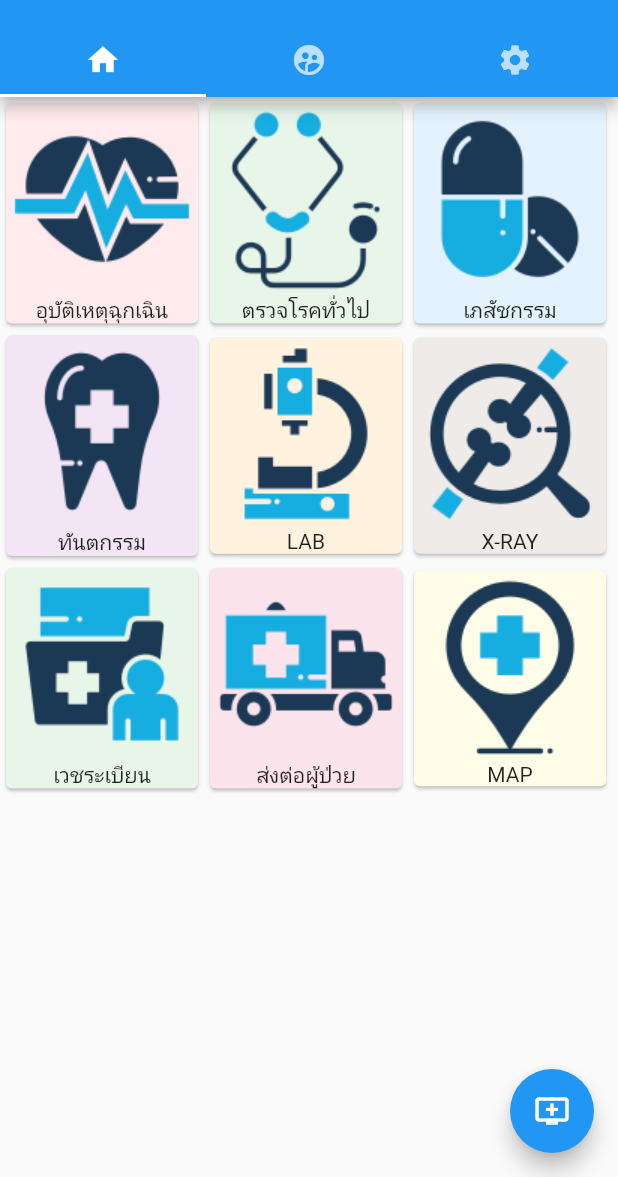
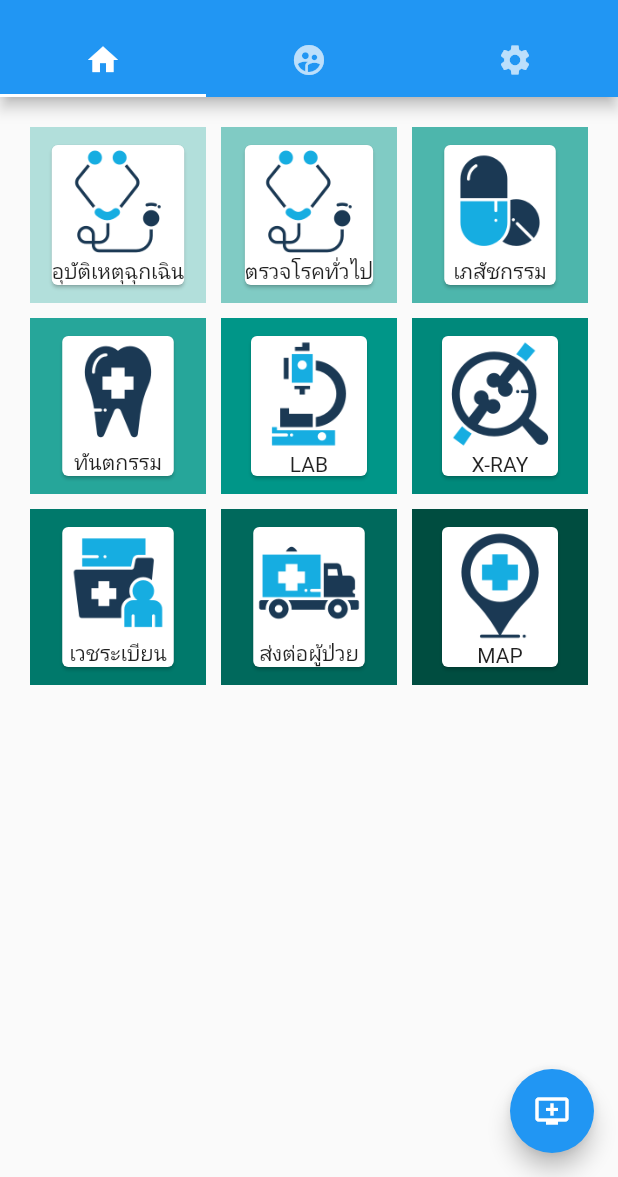
Before and after one commit to kthosp/kthos_app, a Flutter app: the screen it shows after launch, on a phone screen of 412 x 824 dp, the part 59-1236 px from its top. Run offline on Flutter 3.47's test engine with Material 2 defaults, Android fonts, the phone set to English and light mode, and no system bars.

Commit message:
Ad Gridveiw

```diff
--- a/lib/src/kt-main.dart
+++ b/lib/src/kt-main.dart
@@ -33,67 +33,153 @@ class KtApp extends StatelessWidget {
     'MAP'];
 
     var myCard1 = new Card( // create Card
-      color: Colors.red[50], // Colors.blue[50] is shade color
+      //color: Colors.red[50], // Colors.blue[50] is shade color
       child: Column(
-        children: <Widget>[Image.asset(imageStrings[0], width: 128.0, height: 128.0),Text(nameStrings[0])],
+        //crossAxisAlignment: CrossAxisAlignment.start,
+        //mainAxisSize: MainAxisSize.min,
+        children: <Widget>[
+                          Expanded(
+                                    child: FittedBox(
+                                        fit: BoxFit.contain,
+                                        child:   Image(image: AssetImage(imageStrings[1])), //รูปปุ่ม
+                                    ),
+                            ),
+                            /*Image.asset(imageStrings[0], width: 128.0, height: 128.0),*/
+                          Text(nameStrings[0]) //ข้อความปุ่ม
+                  ],
       ),
     );
 
     var myCard2 = new Card( // create Card
-      color: Colors.green[50], // Colors.blue[50] is shade color
+      //color: Colors.red[50], // Colors.blue[50] is shade color
       child: Column(
-        children: <Widget>[Image.asset(imageStrings[1], width: 128.0, height: 128.0),Text(nameStrings[1])],
+        children: <Widget>[
+                          Expanded(
+                                    child: FittedBox(
+                                        fit: BoxFit.contain,
+                                        child: Image.asset(imageStrings[1]), //รูปปุ่ม
+                                    ),
+                            ),
+                            /*Image.asset(imageStrings[1], width: 128.0, height: 128.0),*/
+                          Text(nameStrings[1]) //ข้อความปุ่ม
+                  ],
       ),
     );
 
     var myCard3 = new Card( // create Card
-      color: Colors.blue[50], // Colors.blue[50] is shade color
+      //color: Colors.red[50], // Colors.blue[50] is shade color
       child: Column(
-        children: <Widget>[Image.asset(imageStrings[2], width: 128.0, height: 128.0),Text(nameStrings[2])],
+        children: <Widget>[
+                          Expanded(
+                                    child: FittedBox(
+                                        fit: BoxFit.contain,
+                                        child: Image.asset(imageStrings[2]), //รูปปุ่ม
+                                    ),
+                            ),
+                            /*Image.asset(imageStrings[2], width: 128.0, height: 128.0),*/
+                          Text(nameStrings[2]) //ข้อความปุ่ม
+                  ],
       ),
     );
 
     var myCard4 = new Card( // create Card
-      color: Colors.purple[50], // Colors.blue[50] is shade color
+      //color: Colors.red[50], // Colors.blue[50] is shade color
       child: Column(
-        children: <Widget>[Image.asset(imageStrings[3], width: 128.0, height: 128.0),Text(nameStrings[3])],
+        children: <Widget>[
+                          Expanded(
+                                    child: FittedBox(
+                                        fit: BoxFit.contain,
+                                        child: Image.asset(imageStrings[3]), //รูปปุ่ม
+                                    ),
+                            ),
+                            /*Image.asset(imageStrings[3], width: 128.0, height: 128.0),*/
+                          Text(nameStrings[3]) //ข้อความปุ่ม
+                  ],
       ),
     );
 
     var myCard5 = new Card( // create Card
-      color: Colors.orange[50], // Colors.blue[50] is shade color
+      //color: Colors.red[50], // Colors.blue[50] is shade color
       child: Column(
-        children: <Widget>[Image.asset(imageStrings[4], width: 128.0, height: 128.0),Text(nameStrings[4])],
+        children: <Widget>[
+                          Expanded(
+                                    child: FittedBox(
+                                        fit: BoxFit.contain,
+                                        child: Image.asset(imageStrings[4]), //รูปปุ่ม
+                                    ),
+                            ),
+                            /*Image.asset(imageStrings[4], width: 128.0, height: 128.0),*/
+                          Text(nameStrings[4]) //ข้อความปุ่ม
+                  ],
       ),
     );
 
     var myCard6 = new Card( // create Card
-      color: Colors.brown[50], // Colors.blue[50] is shade color
+      //color: Colors.red[50], // Colors.blue[50] is shade color
       child: Column(
-        children: <Widget>[Image.asset(imageStrings[5], width: 128.0, height: 128.0),Text(nameStrings[5])],
+        children: <Widget>[
+                          Expanded(
+                                    child: FittedBox(
+                                        fit: BoxFit.contain,
+                                        child: Image.asset(imageStrings[5]), //รูปปุ่ม
+                                    ),
+                            ),
+                            /*Image.asset(imageStrings[5], width: 128.0, height: 128.0),*/
+                          Text(nameStrings[5]) //ข้อความปุ่ม
+                  ],
       ),
     );
 
     var myCard7 = new Card( // create Card
-      color: Colors.green[50], // Colors.blue[50] is shade color
+      //color: Colors.red[50], // Colors.blue[50] is shade color
       child: Column(
-        children: <Widget>[Image.asset(imageStrings[6], width: 128.0, height: 128.0),Text(nameStrings[6])],
+        children: <Widget>[
+                          Expanded(
+                                    child: FittedBox(
+                                        fit: BoxFit.contain,
+                                        child: Image.asset(imageStrings[6]), //รูปปุ่ม
+                                    ),
+                            ),
+                            /*Image.asset(imageStrings[6], width: 128.0, height: 128.0),*/
+                          Text(nameStrings[6]) //ข้อความปุ่ม
+                  ],
       ),
     );
 
     var myCard8 = new Card( // create Card
-      color: Colors.pink[50], // Colors.blue[50] is shade color
+      //color: Colors.red[50], // Colors.blue[50] is shade color
       child: Column(
-        children: <Widget>[Image.asset(imageStrings[7], width: 128.0, height: 128.0),Text(nameStrings[7])],
+        children: <Widget>[
+                          Expanded(
+                                    child: FittedBox(
+                                        fit: BoxFit.contain,
+                                        child: Image.asset(imageStrings[7]), //รูปปุ่ม
+                                    ),
+                            ),
+                            /*Image.asset(imageStrings[7], width: 128.0, height: 128.0),*/
+                          Text(nameStrings[7]) //ข้อความปุ่ม
+                  ],
       ),
     );
 
     var myCard9 = new Card( // create Card
-      color: Colors.yellow[50], // Colors.blue[50] is shade color
+      //color: Colors.red[50], // Colors.blue[50] is shade color
       child: Column(
-        children: <Widget>[Image.asset(imageStrings[8], width: 128.0, height: 128.0),Text(nameStrings[8])],
+        children: <Widget>[
+                          Expanded(
+                                    child: FittedBox(
+                                        fit: BoxFit.contain,
+                                        child: Image.asset(imageStrings[8]), //รูปปุ่ม
+                                    ),
+                            ),
+                            /*Image.asset(imageStrings[8], width: 128.0, height: 128.0),*/
+                          Text(nameStrings[8]) //ข้อความปุ่ม
+                  ],
       ),
     );
+
+
+
 
 
     return Container(
@@ -116,6 +202,7 @@ class KtApp extends StatelessWidget {
           },
         ),
 
+/*
         body: Container(
           child: Column(
             children: <Widget>[
@@ -136,7 +223,67 @@ class KtApp extends StatelessWidget {
               )
             ],
           ),
+          color:  Colors.blue,
+          alignment: Alignment.center,
+          //padding: EdgeInsets.all(50.0),
+          //margin: EdgeInsets.all(50.0),
         ),
+*/
+
+body: GridView.count(
+  primary: false,
+  padding: const EdgeInsets.all(20),
+  crossAxisSpacing: 10,
+  mainAxisSpacing: 10,
+  crossAxisCount: 3,
+  children: <Widget>[
+    Container(
+      padding: const EdgeInsets.all(8),
+      child: Align(alignment: Alignment.center, child: myCard1, ),
+      color: Colors.teal[100],
+    ),
+    Container(
+      padding: const EdgeInsets.all(8),
+      child: Align(alignment: Alignment.center, child: myCard2, ),
+      color: Colors.teal[200],
+    ),
+    Container(
+      padding: const EdgeInsets.all(8),
+      child: Align(alignment: Alignment.center, child: myCard3, ),
+      color: Colors.teal[300],
+    ),
+    Container(
+      padding: const EdgeInsets.all(8),
+      child: Align(alignment: Alignment.center, child: myCard4, ),
+      color: Colors.teal[400],
+    ),
+    Container(
+      padding: const EdgeInsets.all(8),
+      child: Align(alignment: Alignment.center, child: myCard5, ),
+      color: Colors.teal[500],
+    ),
+    Container(
+      padding: const EdgeInsets.all(8),
+      child: Align(alignment: Alignment.center, child: myCard6, ),
+      color: Colors.teal[600],
+    ),
+    Container(
+      padding: const EdgeInsets.all(8),
+      child: Align(alignment: Alignment.center, child: myCard7, ),
+      color: Colors.teal[700],
+    ),
+    Container(
+      padding: const EdgeInsets.all(8),
+      child: Align(alignment: Alignment.center, child: myCard8, ),
+      color: Colors.teal[800],
+    ),
+    Container(
+      padding: const EdgeInsets.all(8),
+      child: Align(alignment: Alignment.center, child: myCard9, ),
+      color: Colors.teal[900],
+    ),
+  ],
+)
 
       ),
     );
```
Also changed, not shown: pubspec.lock, 4 other files.
